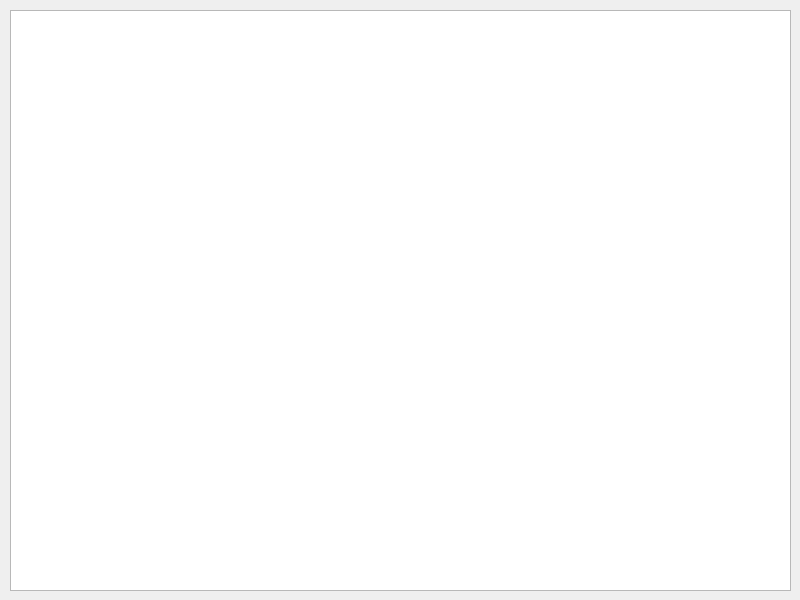
Above: mainwindow.ui from Nooby54/Proyecto-Final before the change. Below: the same form after it.
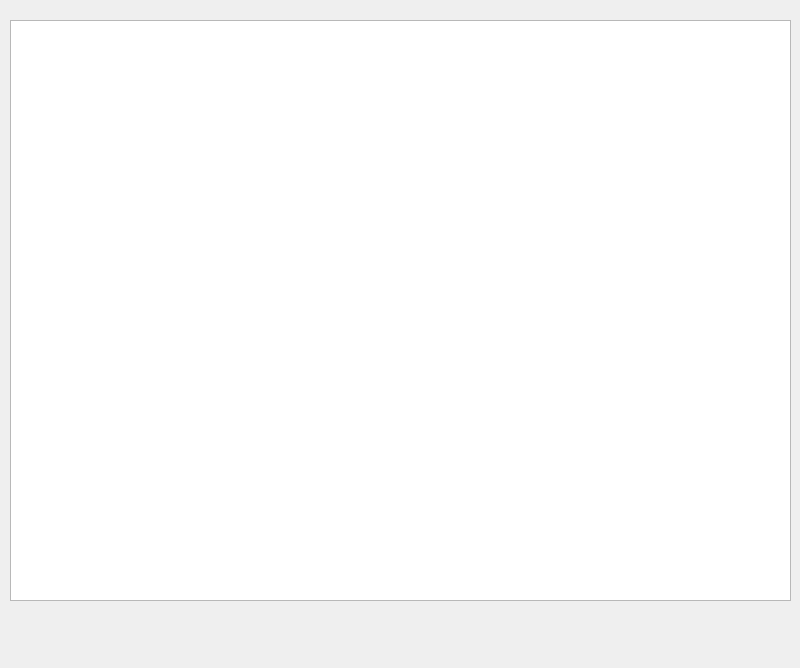
That is the form after the change.

```diff
--- a/mainwindow.ui
+++ b/mainwindow.ui
@@ -7,7 +7,7 @@
     <x>0</x>
     <y>0</y>
     <width>800</width>
-    <height>600</height>
+    <height>668</height>
    </rect>
   </property>
   <property name="windowTitle">
@@ -18,7 +18,7 @@
     <property name="geometry">
      <rect>
       <x>10</x>
-      <y>10</y>
+      <y>20</y>
       <width>781</width>
       <height>581</height>
      </rect>
```
